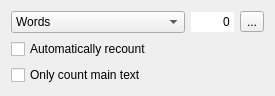
The window that kword/part/dockers/KWStatisticsDocker.ui (KDE/calligra) describes before a commit, drawn with Qt 5.
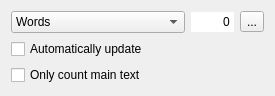
The same window after the commit.

Commit message: Slight tweak, make easier english

Diff of the .ui file:
```diff
--- a/kword/part/dockers/KWStatisticsDocker.ui
+++ b/kword/part/dockers/KWStatisticsDocker.ui
@@ -84,7 +84,7 @@
    <item row="1" column="0" colspan="3">
     <widget class="QCheckBox" name="autoRefresh">
      <property name="text">
-      <string>Automatically recount</string>
+      <string>Automatically update</string>
      </property>
     </widget>
    </item>
```
